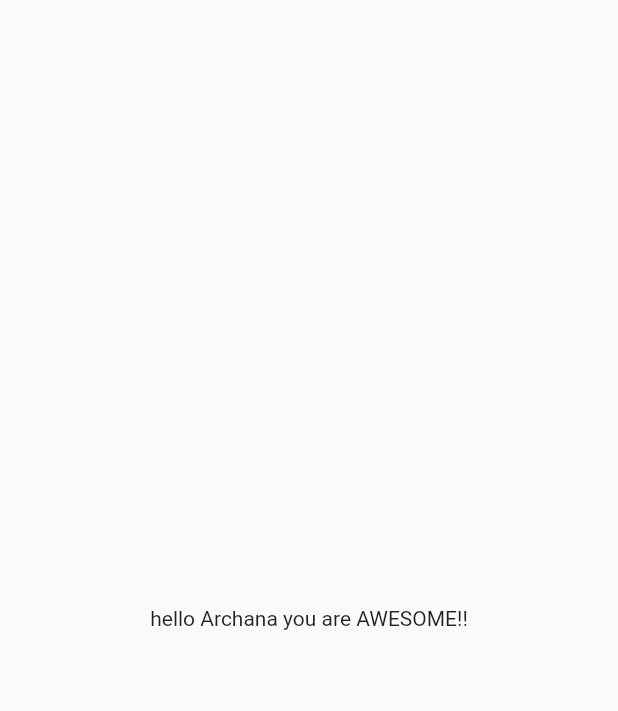
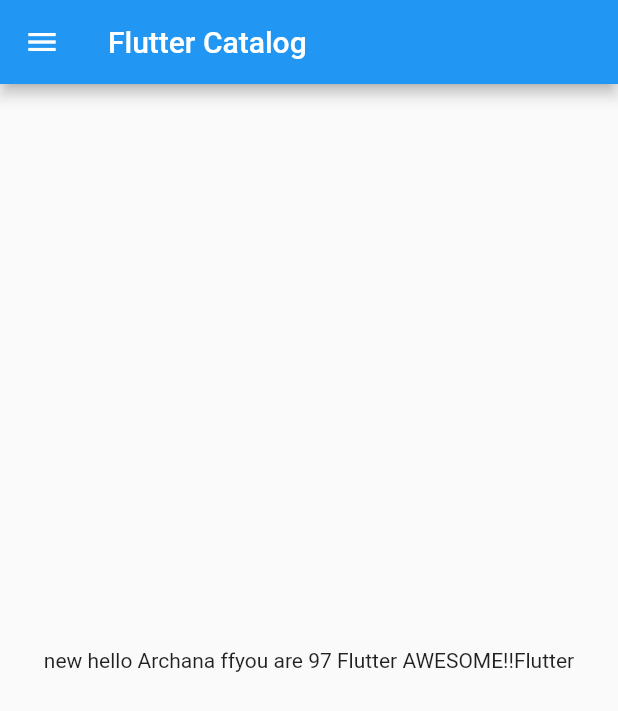
Before and after one commit to arcy405/flutterApp, a Flutter app: the screen it shows after launch, on a phone screen of 412 x 824 dp. Shown: the top 711 px of the screen. Run offline on Flutter 3.47's test engine with Material 2 defaults, Android fonts, the phone set to English and light mode, and no system bars; our stand-ins replace matcher.

Commit message:
day 2 completed

```diff
--- /dev/null
+++ b/lib/home_page.dart
@@ -0,0 +1,22 @@
+import 'package:flutter/material.dart';
+
+class HomePage extends StatelessWidget {
+  const HomePage({Key? key}) : super(key: key);
+
+  final days = 97;
+  final name = 'Flutter';
+
+  @override
+  Widget build(BuildContext context) {
+    return Scaffold(
+      appBar: AppBar(
+        title: Text("$name Catalog"),
+      ),
+      body: Center(
+          child: Container(
+              child: Text(
+                  "new hello Archana ffyou are $days $name AWESOME!!" + name))),
+      drawer: Drawer(),
+    );
+  }
+}
--- a/lib/main.dart
+++ b/lib/main.dart
@@ -1,5 +1,6 @@
 import 'package:flutter/cupertino.dart';
 import 'package:flutter/material.dart';
+import 'package:flutter_catalog/home_page.dart';
 import 'package:matcher/matcher.dart';
 
 void main() {
@@ -7,15 +8,12 @@ void main() {
 }
 
 class MyApp extends StatelessWidget {
-  const MyApp({Key? key}) : super(key: key);
+  // const MyApp({Key? key}) : super(key: key);
 
   @override
   Widget build(BuildContext context) {
     return MaterialApp(
-      home: Material(
-          child: Center(
-              child:
-                  Container(child: Text("hello Archana you are AWESOME!!")))),
+      home: HomePage(),
     );
   }
 }
```
